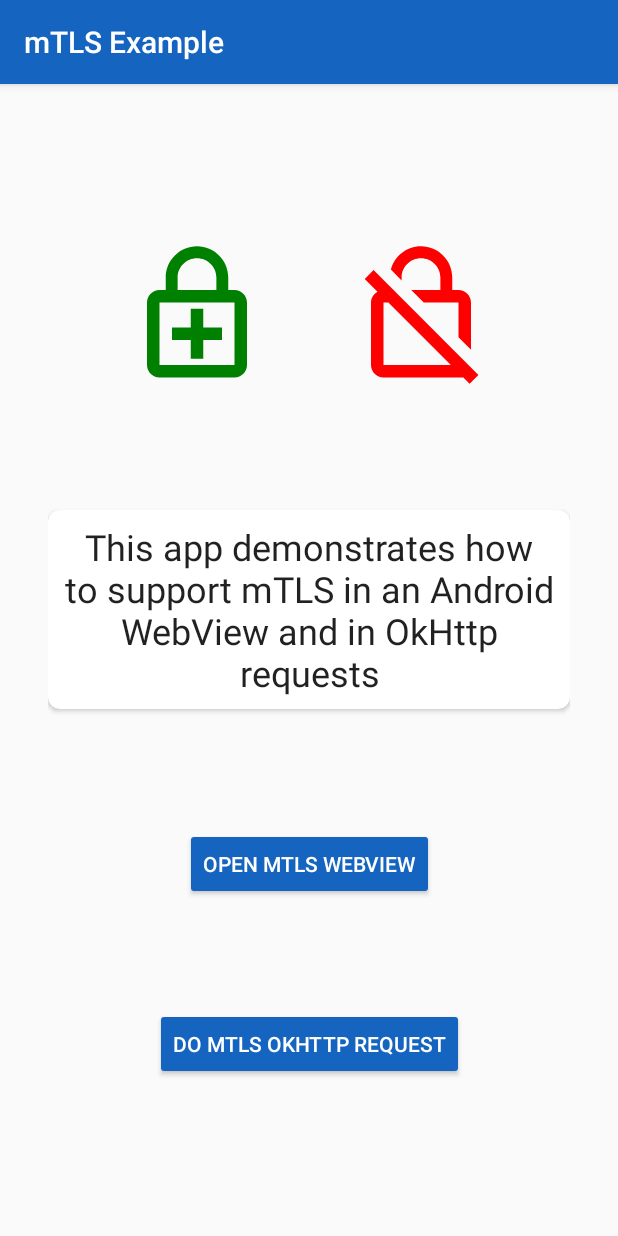
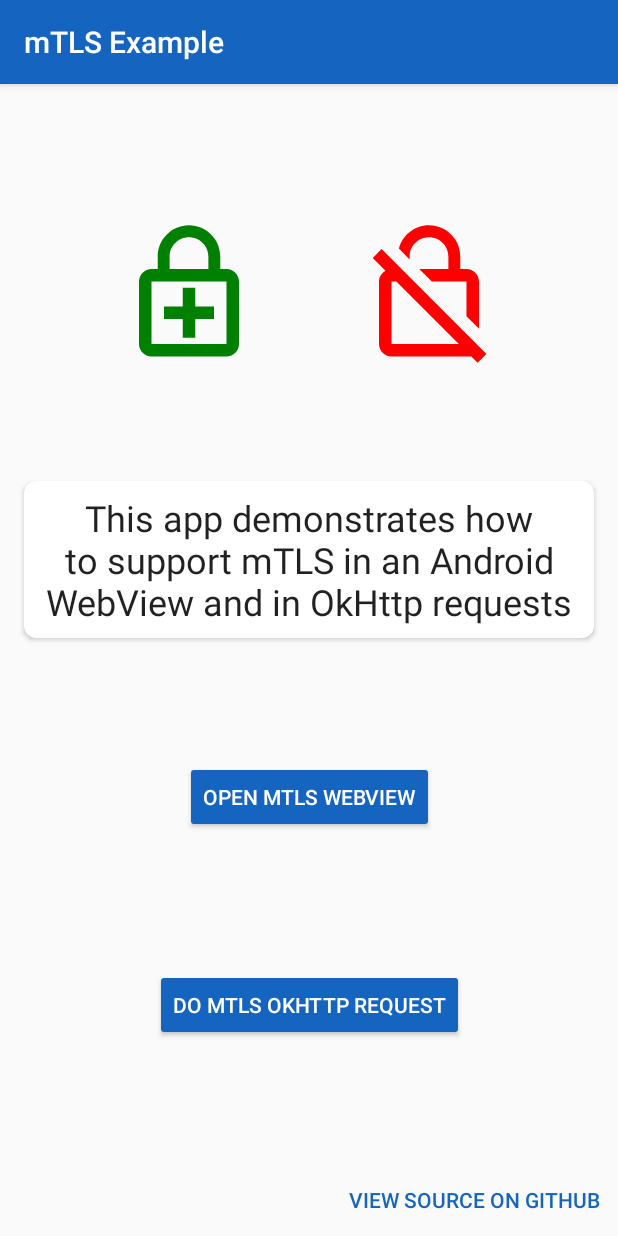
Before and after one commit to diebietse/mtls-android, an Android app: the screen it shows after launch (MainActivity), on a phone screen of 412 x 824 dp. Run offline under Robolectric (Android 15) with nearby library versions, the phone set to English and light mode, and no system bars.

Commit message:
Add link to GitHub

```diff
--- a/app/build.gradle
+++ b/app/build.gradle
@@ -38,14 +38,16 @@ android {
 }
 
 dependencies {
-    implementation fileTree(dir: 'libs', include: ['*.jar'])
     implementation "org.jetbrains.kotlin:kotlin-stdlib-jdk8:$kotlin_version"
+
     implementation 'androidx.appcompat:appcompat:1.1.0'
     implementation 'androidx.core:core-ktx:1.2.0'
     implementation "androidx.cardview:cardview:1.0.0"
-    implementation 'com.google.android.material:material:1.1.0'
     implementation 'androidx.constraintlayout:constraintlayout:1.1.3'
     implementation 'androidx.navigation:navigation-fragment-ktx:2.2.2'
     implementation 'androidx.navigation:navigation-ui-ktx:2.2.2'
+
+    implementation 'com.google.android.material:material:1.1.0'
+
     implementation 'com.squareup.okhttp3:okhttp:4.6.0'
 }
--- a/app/src/main/java/com/diebietse/mtlsandroidexample/MainFragment.kt
+++ b/app/src/main/java/com/diebietse/mtlsandroidexample/MainFragment.kt
@@ -1,5 +1,7 @@
 package com.diebietse.mtlsandroidexample
 
+import android.content.Intent
+import android.net.Uri
 import android.os.Bundle
 import android.view.LayoutInflater
 import android.view.View
@@ -26,5 +28,10 @@ class MainFragment : Fragment() {
         view.findViewById<Button>(R.id.button_ok_http).setOnClickListener {
             findNavController().navigate(R.id.action_MainFragment_to_OkHttpFragment)
         }
+
+        view.findViewById<Button>(R.id.button_source).setOnClickListener {
+            val intent = Intent(Intent.ACTION_VIEW, Uri.parse("https://diebietse.com/mtls-android"))
+            startActivity(intent)
+        }
     }
 }
--- a/app/src/main/res/layout/fragment_main.xml
+++ b/app/src/main/res/layout/fragment_main.xml
@@ -4,48 +4,66 @@
     xmlns:tools="http://schemas.android.com/tools"
     android:layout_width="match_parent"
     android:layout_height="match_parent"
-    android:padding="32dp"
     tools:context=".MainFragment">
+
+    <androidx.constraintlayout.widget.Guideline
+        android:id="@+id/start_margin"
+        android:layout_width="wrap_content"
+        android:layout_height="wrap_content"
+        android:orientation="vertical"
+        app:layout_constraintGuide_begin="16dp" />
+
+    <androidx.constraintlayout.widget.Guideline
+        android:id="@+id/end_margin"
+        android:layout_width="wrap_content"
+        android:layout_height="wrap_content"
+        android:orientation="vertical"
+        app:layout_constraintGuide_end="16dp" />
+
+    <androidx.constraintlayout.widget.Guideline
+        android:id="@+id/top_margin"
+        android:layout_width="wrap_content"
+        android:layout_height="wrap_content"
+        android:orientation="horizontal"
+        app:layout_constraintGuide_begin="16dp" />
 
     <ImageView
         android:id="@+id/mtls_on"
         android:layout_width="100dp"
         android:layout_height="100dp"
+        android:contentDescription="@string/secure_icon"
         android:src="@drawable/ic_mtls_on"
-        android:contentDescription="@string/secure_icon"
         app:layout_constraintBottom_toTopOf="@id/card_view"
         app:layout_constraintEnd_toStartOf="@id/mtls_off"
-        app:layout_constraintStart_toStartOf="parent"
-        app:layout_constraintTop_toTopOf="parent" />
+        app:layout_constraintStart_toEndOf="@id/start_margin"
+        app:layout_constraintTop_toBottomOf="@id/top_margin" />
 
     <ImageView
         android:id="@+id/mtls_off"
         android:layout_width="100dp"
         android:layout_height="100dp"
+        android:contentDescription="@string/insecure_icon"
         android:src="@drawable/ic_mtls_off"
-        android:contentDescription="@string/insecure_icon"
-        app:layout_constraintBottom_toTopOf="@id/card_view"
-        app:layout_constraintEnd_toEndOf="parent"
+        app:layout_constraintEnd_toStartOf="@id/end_margin"
         app:layout_constraintStart_toEndOf="@id/mtls_on"
-        app:layout_constraintTop_toTopOf="@id/mtls_on"
-        app:layout_constraintVertical_bias="0.0" />
+        app:layout_constraintTop_toTopOf="@id/mtls_on" />
 
     <androidx.cardview.widget.CardView
         android:id="@+id/card_view"
-        android:layout_width="wrap_content"
+        android:layout_width="0dp"
         android:layout_height="wrap_content"
-        android:layout_margin="8dp"
         app:cardCornerRadius="8dp"
+        app:contentPadding="8dp"
         app:layout_constraintBottom_toTopOf="@id/button_web_view"
-        app:layout_constraintEnd_toEndOf="parent"
-        app:layout_constraintStart_toStartOf="parent"
-        app:layout_constraintTop_toBottomOf="@id/mtls_on" >
+        app:layout_constraintEnd_toStartOf="@id/end_margin"
+        app:layout_constraintStart_toEndOf="@id/start_margin"
+        app:layout_constraintTop_toBottomOf="@id/mtls_on">
+
         <TextView
+            android:id="@+id/textview_first"
             style="@style/TextAppearance.AppCompat.Headline"
-            android:id="@+id/textview_first"
             android:layout_width="wrap_content"
             android:layout_height="wrap_content"
-            android:layout_margin="8dp"
             android:text="@string/description"
             android:textAlignment="center" />
     </androidx.cardview.widget.CardView>
@@ -54,6 +72,7 @@
         android:id="@+id/button_web_view"
         android:layout_width="wrap_content"
         android:layout_height="wrap_content"
+        android:layout_margin="8dp"
         android:text="@string/open_web_view"
         app:layout_constraintBottom_toTopOf="@id/button_ok_http"
         app:layout_constraintEnd_toEndOf="parent"
@@ -64,9 +83,19 @@
         android:id="@+id/button_ok_http"
         android:layout_width="wrap_content"
         android:layout_height="wrap_content"
+        android:layout_margin="8dp"
         android:text="@string/ok_http_request"
-        app:layout_constraintBottom_toBottomOf="parent"
+        app:layout_constraintBottom_toTopOf="@id/button_source"
         app:layout_constraintEnd_toEndOf="parent"
         app:layout_constraintStart_toStartOf="parent"
         app:layout_constraintTop_toBottomOf="@+id/button_web_view" />
+
+    <Button
+        android:id="@+id/button_source"
+        style="@style/Widget.AppCompat.Button.Borderless.Colored"
+        android:layout_width="wrap_content"
+        android:layout_height="wrap_content"
+        android:text="@string/view_source"
+        app:layout_constraintBottom_toBottomOf="parent"
+        app:layout_constraintEnd_toEndOf="parent" />
 </androidx.constraintlayout.widget.ConstraintLayout>
--- a/app/src/main/res/values/strings.xml
+++ b/app/src/main/res/values/strings.xml
@@ -10,6 +10,7 @@
     <string name="description">This app demonstrates how to support mTLS in an Android WebView and in OkHttp requests</string>
     <string name="open_web_view">Open mTLS WebView</string>
     <string name="ok_http_request">Do mTLS OkHttp Request</string>
+    <string name="view_source">View Source on GitHub</string>
 
     <!-- OkHttp Fragment -->
     <string name="download_client_certificate">Download client certificate</string>
```
